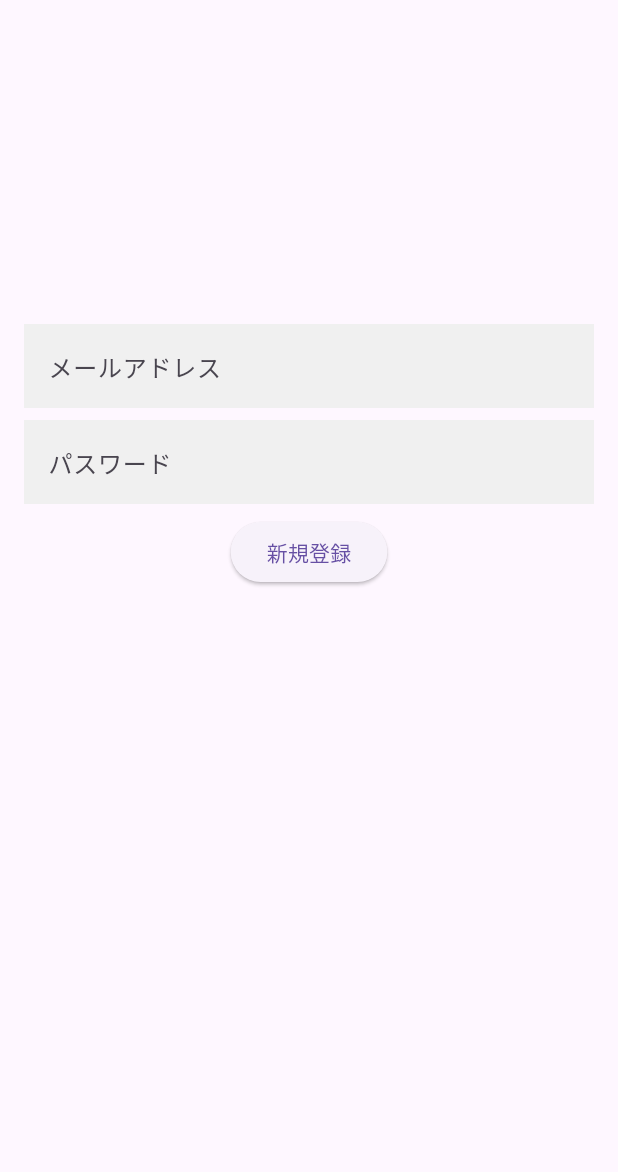
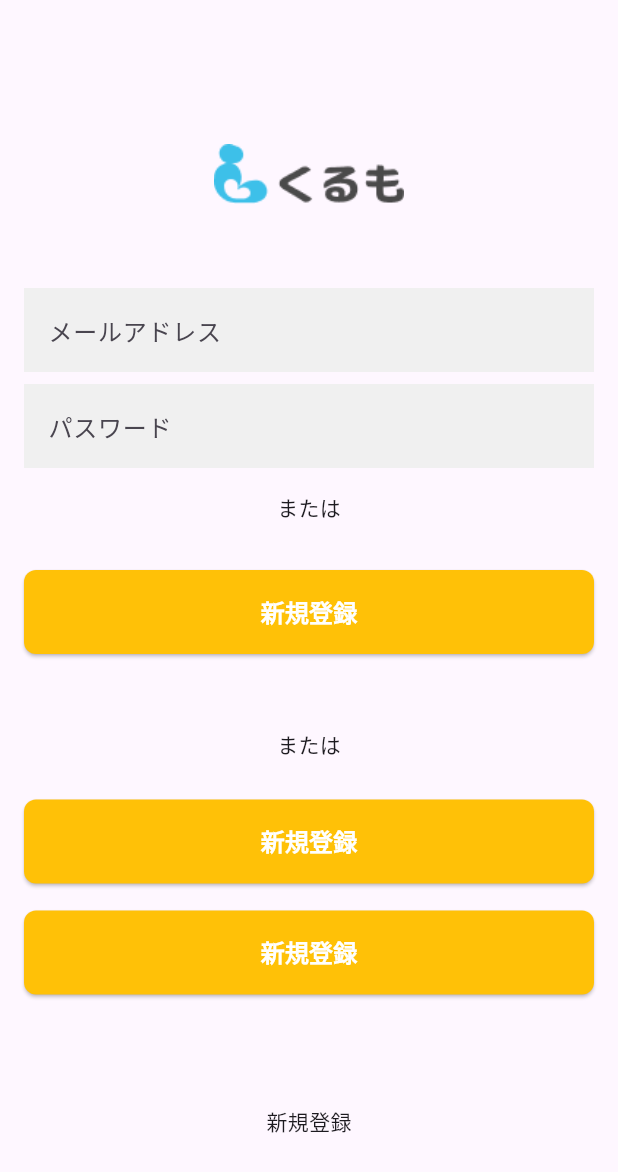
Before and after one commit to yuuya-1205/kurumo, a Flutter app: the screen it shows after launch, on a phone screen of 412 x 824 dp. Shown: the top 1172 px of the screen. Run offline on Flutter 3.47's test engine with Material 3 defaults, Android fonts, the phone set to English and light mode, and no system bars; our stand-ins replace cloud_firestore, firebase_auth, firebase_core, riverpod; accounts and stored records are empty.

Commit message:
feat: 一旦プッシュ

```diff
--- a/lib/component/primary_button.dart
+++ b/lib/component/primary_button.dart
@@ -1,13 +1,32 @@
 import 'package:flutter/material.dart';
 
 class PrimaryButton extends StatelessWidget {
-  const PrimaryButton({super.key});
+  const PrimaryButton({
+    super.key,
+    required this.label,
+    required this.onPressed,
+  });
+
+  final String label;
+  final VoidCallback? onPressed;
 
   @override
   Widget build(BuildContext context) {
-    return ElevatedButton(
-      onPressed: () {},
-      child: const Text('こんちは'),
+    return SizedBox(
+      height: 56,
+      width: double.infinity,
+      child: ElevatedButton(
+        style: ElevatedButton.styleFrom(
+          backgroundColor: Colors.amber,
+          shape: RoundedRectangleBorder(borderRadius: BorderRadius.circular(8)),
+        ),
+        onPressed: () {},
+        child: Text(
+          label,
+          style: const TextStyle(
+              color: Colors.white, fontSize: 16, fontWeight: FontWeight.bold),
+        ),
+      ),
     );
   }
 }
--- /dev/null
+++ b/lib/config/firebase_provider.dart
@@ -0,0 +1,7 @@
+import 'package:cloud_firestore/cloud_firestore.dart';
+import 'package:riverpod/riverpod.dart';
+
+// riverpodを使用して、FirebaseFirestoreのインスタンスを作成する
+final firestoreProvider = Provider<FirebaseFirestore>((ref) {
+  return FirebaseFirestore.instance;
+});
--- a/lib/feature/auth/provider/auth_provider.dart
+++ b/lib/feature/auth/provider/auth_provider.dart
@@ -0,0 +1,8 @@
+import 'package:firebase_auth/firebase_auth.dart';
+import 'package:riverpod/riverpod.dart';
+
+final firebaseAuthProvider = Provider((ref) => FirebaseAuth.instance);
+
+///ログインしているユーザーのuidを取得できる。
+final uidProvider =
+    Provider((ref) => ref.watch(firebaseAuthProvider).currentUser?.uid);
--- a/lib/feature/auth/widget/login_page.dart
+++ b/lib/feature/auth/widget/login_page.dart
@@ -1,6 +1,7 @@
 import 'package:firebase_auth/firebase_auth.dart';
 import 'package:flutter/material.dart';
 import 'package:kurumo/component/input_form.dart';
+import 'package:kurumo/component/primary_button.dart';
 
 class LoginPage extends StatelessWidget {
   const LoginPage({super.key});
@@ -8,31 +9,67 @@ class LoginPage extends StatelessWidget {
   @override
   Widget build(BuildContext context) {
     return Scaffold(
-      body: SingleChildScrollView(
+      body: SafeArea(
+        child: SingleChildScrollView(
           child: Padding(
             padding: const EdgeInsets.all(16.0),
             child: Column(
               children: [
                 const SizedBox(
-                height: 200,
+                  height: 80,
                 ),
-              InputForm(
+                SizedBox(
+                  height: 40,
+                  width: 130,
+                  child: Image.asset('assets/images/logo.png'),
+                ),
+                const SizedBox(
+                  height: 56,
+                ),
+                const InputForm(
                   labelText: 'メールアドレス',
                 ),
                 const SizedBox(
                   height: 8,
                 ),
-              InputForm(
+                const InputForm(
                   labelText: 'パスワード',
                 ),
                 const SizedBox(
-                height: 8,
+                  height: 16,
                 ),
-              ElevatedButton(
+                const Text('または'),
+                const SizedBox(
+                  height: 32,
+                ),
+                PrimaryButton(
                   onPressed: () {},
-                child: const Text('新規登録'),
-              )
+                  label: '新規登録',
+                ),
+                const SizedBox(
+                  height: 50,
+                ),
+                const Text('または'),
+                const SizedBox(
+                  height: 27,
+                ),
+                PrimaryButton(
+                  onPressed: () {},
+                  label: '新規登録',
+                ),
+                const SizedBox(
+                  height: 18,
+                ),
+                PrimaryButton(
+                  onPressed: () {},
+                  label: '新規登録',
+                ),
+                const SizedBox(
+                  height: 74,
+                ),
+                const Text('新規登録'),
               ],
+            ),
           ),
         ),
       ),
--- a/pubspec.yaml
+++ b/pubspec.yaml
@@ -24,6 +24,7 @@ dependencies:
   freezed_annotation: ^2.2.0
   json_annotation: ^4.7.0
   cloud_firestore:
+  go_router: ^13.0.0
 
 
 dev_dependencies:
```
Also changed, not shown: assets/images/logo.png (added), lib/config/router_provider.dart (added), pubspec.lock, 4 other files. Lines whose indentation alone changed are shown as unchanged.
